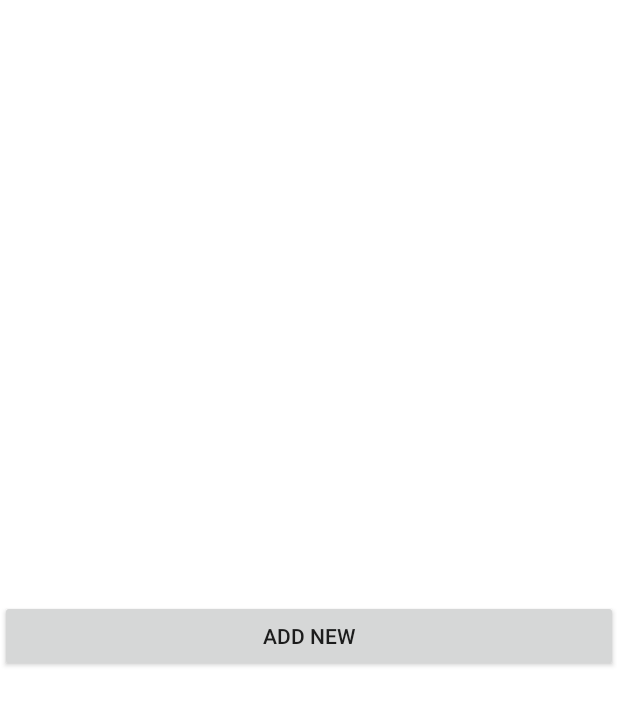
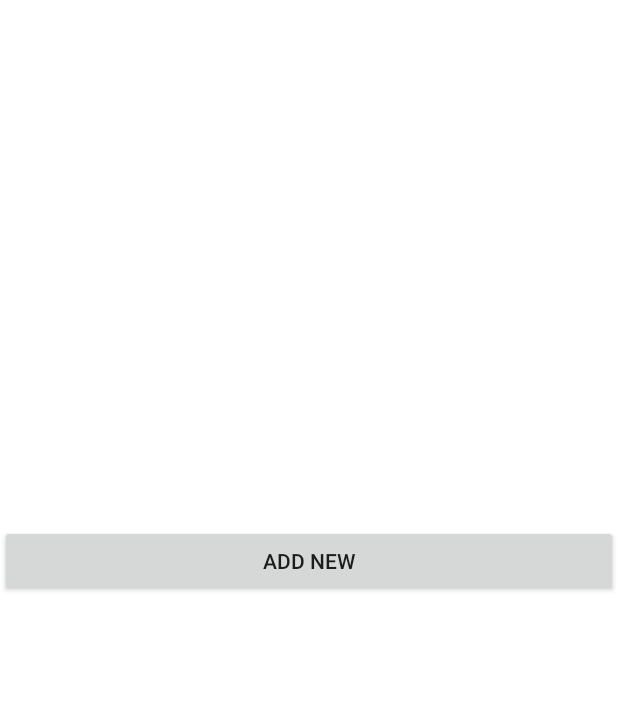
Before and after one commit to at-android/2016-k2-intern, an Android app: the layout fragment_my_contactd.xml on its own in the app's theme, with its tools: preview values and no code run, on a phone screen of 412 x 824 dp. Shown: the top 705 px of the screen. Run offline under Robolectric (Android 15) with nearby library versions, the phone set to English and light mode, and no system bars.

Commit message:
update_save_data_finish

```diff
--- a/app/src/main/java/vn/asiantech/training/HomeActivity.java
+++ b/app/src/main/java/vn/asiantech/training/HomeActivity.java
@@ -24,7 +24,7 @@ public class HomeActivity extends AppCompatActivity implements MyContactdFragmen
                 SharedPreferences.Editor edit = pre.edit();
                 edit.putString("check", "false");
                 edit.apply();
-                startActivity(new Intent(HomeActivity.this, ManagerActivity.class));
+                startActivity(new Intent(HomeActivity.this, MainActivity.class).setFlags(Intent.FLAG_ACTIVITY_NEW_TASK | Intent.FLAG_ACTIVITY_CLEAR_TASK));
             }
         });
     }
--- a/app/src/main/res/layout/fragment_my_contactd.xml
+++ b/app/src/main/res/layout/fragment_my_contactd.xml
@@ -8,7 +8,7 @@
     <android.support.v7.widget.RecyclerView
         android:id="@+id/rvListMyContact"
         android:layout_width="match_parent"
-        android:layout_height="400dp"
+        android:layout_height="@dimen/rv_list_my_contact_height"
         android:scrollbars="vertical" />
 
     <Button
--- a/app/src/main/res/values/dimens.xml
+++ b/app/src/main/res/values/dimens.xml
@@ -4,4 +4,5 @@
     <dimen name="activity_vertical_margin">16dp</dimen>
     <dimen name="title_text_size">20sp</dimen>
     <dimen name="title_home_text_sỉze">38sp</dimen>
+    <dimen name="rv_list_my_contact_height">350dp</dimen>
 </resources>
```
